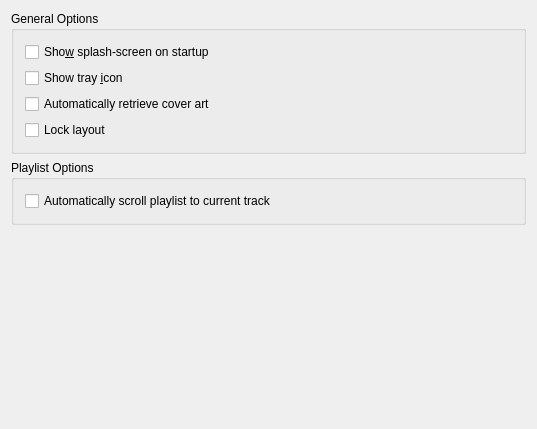
This is src/configdialog/dialogs/GeneralConfig.ui in KDE/amarok as Qt 5 draws it before an edit. The edited form follows.
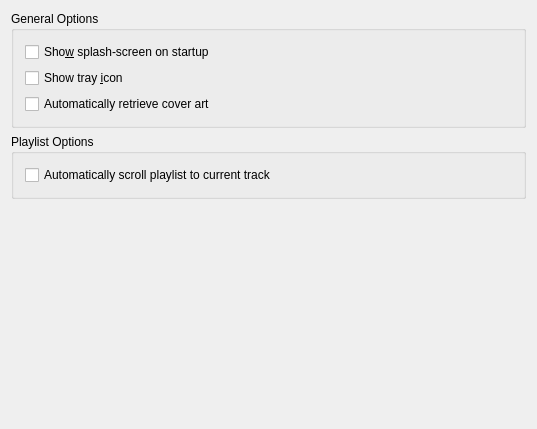
This is the edited form.

Commit message: Remove "Lock layout" option from settings dialog as its available in the new view menu.

```diff
--- a/src/configdialog/dialogs/GeneralConfig.ui
+++ b/src/configdialog/dialogs/GeneralConfig.ui
@@ -50,13 +50,6 @@
         </property>
        </widget>
       </item>
-      <item row="3" column="0">
-       <widget class="QCheckBox" name="kcfg_LockLayout">
-        <property name="text">
-         <string>Lock layout</string>
-        </property>
-       </widget>
-      </item>
      </layout>
      <zorder>kcfg_ShowSplashscreen</zorder>
      <zorder>kcfg_ShowTrayIcon</zorder>
```
The commit also changes 3 other files.
